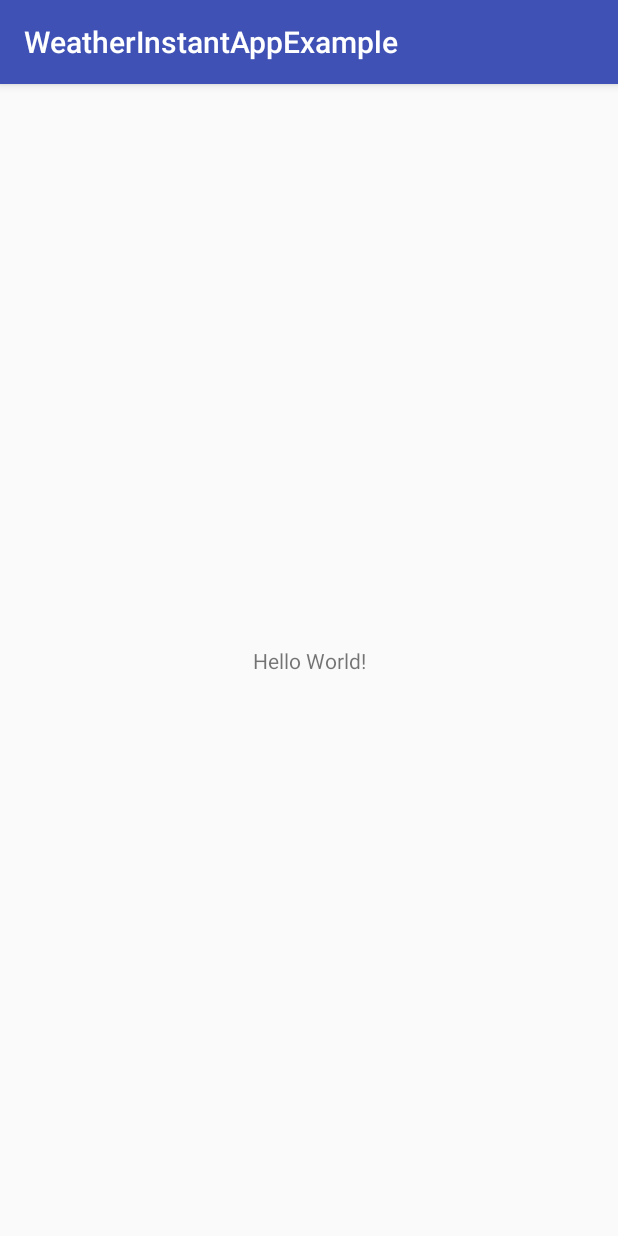
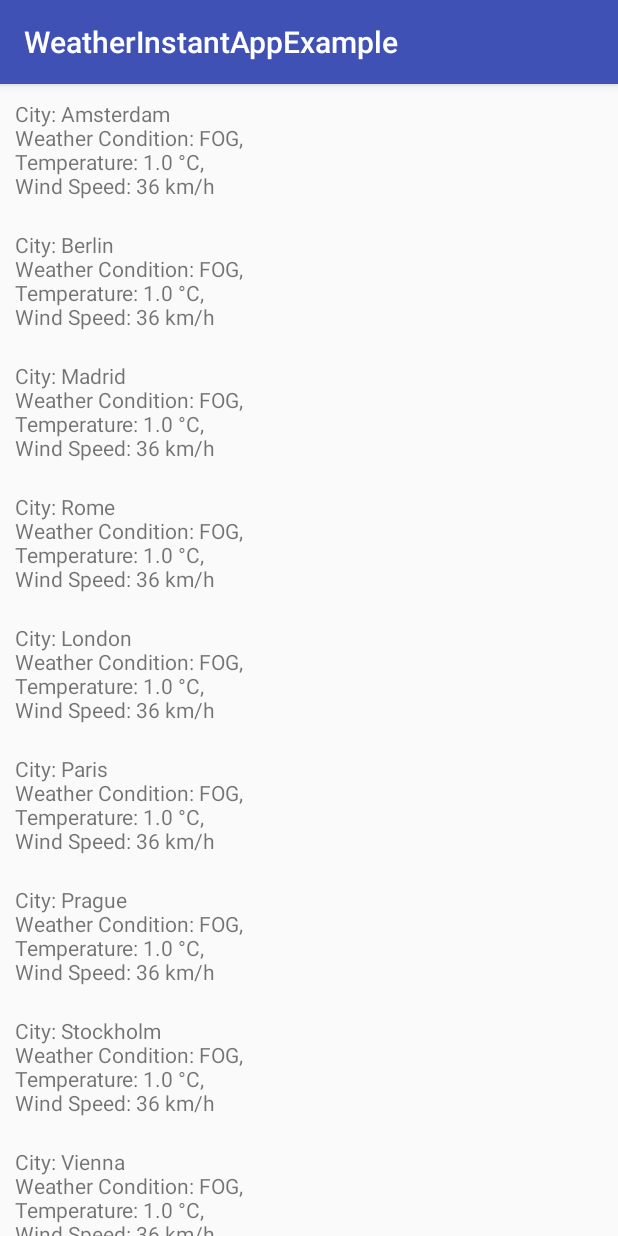
Before and after one commit to defio/Instant-App-Experiments, an Android app: the screen it shows after launch (MainActivity before the commit, CapitalsActivity after it), on a phone screen of 412 x 824 dp. Run offline under Robolectric (Android 15) with nearby library versions, the phone set to English and light mode, and no system bars; our stand-ins replace RxJava.

Commit message:
capitals feature

```diff
--- a/app/src/main/AndroidManifest.xml
+++ b/app/src/main/AndroidManifest.xml
@@ -9,7 +9,7 @@
         android:roundIcon="@mipmap/ic_launcher_round"
         android:supportsRtl="true"
         android:theme="@style/AppTheme">
-        <activity android:name=".MainActivity">
+        <activity android:name=".capitals.view.CapitalsActivity">
             <intent-filter>
                 <action android:name="android.intent.action.MAIN" />
 
--- a/app/src/main/java/com/ndefiorenze/weatherinstantappexample/MainActivity.kt
+++ /dev/null
@@ -1,12 +0,0 @@
-package com.ndefiorenze.weatherinstantappexample
-
-import android.support.v7.app.AppCompatActivity
-import android.os.Bundle
-
-class MainActivity : AppCompatActivity() {
-
-    override fun onCreate(savedInstanceState: Bundle?) {
-        super.onCreate(savedInstanceState)
-        setContentView(R.layout.activity_main)
-    }
-}
--- /dev/null
+++ b/app/src/main/java/com/ndefiorenze/weatherinstantappexample/capitals/RxJavaUtils.kt
@@ -0,0 +1,6 @@
+package com.ndefiorenze.weatherinstantappexample.capitals
+
+import io.reactivex.disposables.CompositeDisposable
+import io.reactivex.disposables.Disposable
+
+fun Disposable.addTo(compositeDisposable: CompositeDisposable) = compositeDisposable.add(this)
--- /dev/null
+++ b/app/src/main/java/com/ndefiorenze/weatherinstantappexample/capitals/data/CityWeather.kt
@@ -0,0 +1,12 @@
+package com.ndefiorenze.weatherinstantappexample.capitals.data
+
+sealed class CityWeather {
+
+    data class Known(
+            val city: String,
+            val weatherCondition: WeatherCondition,
+            val temperature: Float,
+            val windSpeed: Float) : CityWeather()
+
+    data class Unknown(val city: String) : CityWeather()
+}
--- /dev/null
+++ b/app/src/main/java/com/ndefiorenze/weatherinstantappexample/capitals/data/WeatherCondition.kt
@@ -0,0 +1,5 @@
+package com.ndefiorenze.weatherinstantappexample.capitals.data
+
+enum class WeatherCondition {
+    CLEAR, MAINLY_CLEAR, PARTLY_CLOUDY, MAINLY_CLOUDY, FOG, VARIABLY
+}
--- /dev/null
+++ b/app/src/main/java/com/ndefiorenze/weatherinstantappexample/capitals/data/repository/CapitalsRepository.kt
@@ -0,0 +1,7 @@
+package com.ndefiorenze.weatherinstantappexample.capitals.data.repository
+
+interface CapitalsRepository {
+
+    fun getCapitals(): List<String>
+
+}
--- /dev/null
+++ b/app/src/main/java/com/ndefiorenze/weatherinstantappexample/capitals/data/repository/CapitalsRepositoryImpl.kt
@@ -0,0 +1,9 @@
+package com.ndefiorenze.weatherinstantappexample.capitals.data.repository
+
+class CapitalsRepositoryImpl : CapitalsRepository {
+
+    override fun getCapitals(): List<String> {
+        return listOf("Amsterdam", "Berlin", "Madrid", "Rome", "London", "Paris", "Prague", "Stockholm", "Vienna")
+    }
+
+}
--- /dev/null
+++ b/app/src/main/java/com/ndefiorenze/weatherinstantappexample/capitals/data/repository/WeatherRepository.kt
@@ -0,0 +1,9 @@
+package com.ndefiorenze.weatherinstantappexample.capitals.data.repository
+
+import com.ndefiorenze.weatherinstantappexample.capitals.data.CityWeather
+import io.reactivex.Single
+
+interface WeatherRepository {
+
+    fun getWheaterForCity(city: String): Single<CityWeather>
+}
--- /dev/null
+++ b/app/src/main/java/com/ndefiorenze/weatherinstantappexample/capitals/data/repository/WheaterRepositoryImpl.kt
@@ -0,0 +1,37 @@
+package com.ndefiorenze.weatherinstantappexample.capitals.data.repository
+
+import com.ndefiorenze.weatherinstantappexample.capitals.data.CityWeather
+import com.ndefiorenze.weatherinstantappexample.capitals.data.WeatherCondition
+import io.reactivex.Single
+import java.util.Random
+
+class WheaterRepositoryImpl : WeatherRepository {
+
+    override fun getWheaterForCity(city: String): Single<CityWeather> {
+        if (isWeatherKnownForCity(city)) {
+            return fetchWeatherForCity(city)
+        }
+        return getUnknownWeatherForCity(city)
+    }
+
+    private fun getUnknownWeatherForCity(city: String): Single<CityWeather> = Single.just(CityWeather.Unknown(city))
+
+    private fun fetchWeatherForCity(city: String): Single<CityWeather> {
+        return Single.just(CityWeather.Known(city = city,
+                weatherCondition = WeatherCondition.values().getRandomItem(),
+                temperature = (-15 until 30).random().toFloat(),
+                windSpeed = (0 until 40).random().toFloat()))
+    }
+
+    private fun isWeatherKnownForCity(city: String): Boolean {
+        return Math.random() < 0.9f
+    }
+
+    private fun <T> Array<T>.getRandomItem(): T {
+        return this[(0 until size).random()]
+    }
+
+    private fun ClosedRange<Int>.random() =
+            Random().nextInt((endInclusive + 1) - start) + start
+
+}
--- /dev/null
+++ b/app/src/main/java/com/ndefiorenze/weatherinstantappexample/capitals/view/CapitalsActivity.kt
@@ -0,0 +1,22 @@
+package com.ndefiorenze.weatherinstantappexample.capitals.view
+
+import android.arch.lifecycle.ViewModelProviders
+import android.os.Bundle
+import android.support.v7.app.AppCompatActivity
+import android.util.Log
+import com.ndefiorenze.weatherinstantappexample.R
+import com.ndefiorenze.weatherinstantappexample.capitals.viewmodel.CapitalsViewModel
+import com.ndefiorenze.weatherinstantappexample.capitals.viewmodel.CapitalsViewModelFactory
+import io.reactivex.android.schedulers.AndroidSchedulers
+import io.reactivex.schedulers.Schedulers
+
+class CapitalsActivity : AppCompatActivity() {
+
+    override fun onCreate(savedInstanceState: Bundle?) {
+        super.onCreate(savedInstanceState)
+        setContentView(R.layout.activity_main)
+
+
+
+    }
+}
--- /dev/null
+++ b/app/src/main/java/com/ndefiorenze/weatherinstantappexample/capitals/view/CapitalsFragment.kt
@@ -0,0 +1,59 @@
+package com.ndefiorenze.weatherinstantappexample.capitals.view
+
+import android.arch.lifecycle.ViewModelProviders
+import android.os.Bundle
+import android.support.v4.app.Fragment
+import android.support.v7.widget.LinearLayoutManager
+import android.support.v7.widget.RecyclerView
+import android.view.LayoutInflater
+import android.view.View
+import android.view.ViewGroup
+import com.ndefiorenze.weatherinstantappexample.R
+import com.ndefiorenze.weatherinstantappexample.capitals.addTo
+import com.ndefiorenze.weatherinstantappexample.capitals.viewmodel.CapitalsViewModel
+import com.ndefiorenze.weatherinstantappexample.capitals.viewmodel.CapitalsViewModelFactory
+import io.reactivex.android.schedulers.AndroidSchedulers
+import io.reactivex.disposables.CompositeDisposable
+import io.reactivex.schedulers.Schedulers
+
+
+class CapitalsFragment : Fragment() {
+
+    private val compositeDisposable = CompositeDisposable()
+
+    private lateinit var recyclerView: RecyclerView
+
+    override fun onCreateView(inflater: LayoutInflater, container: ViewGroup?,
+                              savedInstanceState: Bundle?): View {
+        val view = inflater.inflate(R.layout.capitals_fragment, container, false)
+
+        recyclerView = view.findViewById(R.id.capitals_recycler_view)
+        recyclerView.apply {
+            setHasFixedSize(true)
+            layoutManager = LinearLayoutManager(this@CapitalsFragment.context)
+            adapter = CitiesAdapter()
+        }
+        return view
+    }
+
+
+    override fun onStart() {
+        super.onStart()
+        val viewModel = ViewModelProviders.of(this, CapitalsViewModelFactory()).get(CapitalsViewModel::class.java)
+
+        viewModel.getCapitalsWeatherObservable().subscribeOn(Schedulers.io())
+                .observeOn(AndroidSchedulers.mainThread())
+                .subscribe { citiesWeather ->
+                    (recyclerView.adapter as CitiesAdapter).apply {
+                        dataSet = citiesWeather
+                        notifyDataSetChanged()
+                    }
+                }.addTo(compositeDisposable)
+    }
+
+    override fun onStop() {
+        super.onStop()
+        compositeDisposable.clear()
+    }
+
+}
--- /dev/null
+++ b/app/src/main/java/com/ndefiorenze/weatherinstantappexample/capitals/view/CitiesAdapter.kt
@@ -0,0 +1,45 @@
+package com.ndefiorenze.weatherinstantappexample.capitals.view
+
+import android.support.v7.widget.RecyclerView
+import android.view.LayoutInflater
+import android.view.ViewGroup
+import android.widget.TextView
+import com.ndefiorenze.weatherinstantappexample.R
+import com.ndefiorenze.weatherinstantappexample.capitals.data.CityWeather
+
+class CitiesAdapter(var dataSet: List<CityWeather> = emptyList()) : RecyclerView.Adapter<CityWeatherCellViewHolder>() {
+
+    override fun onCreateViewHolder(parent: ViewGroup, viewType: Int): CityWeatherCellViewHolder {
+        val textView = LayoutInflater.from(parent.context)
+                .inflate(R.layout.my_text_view, parent, false) as TextView
+
+        return CityWeatherCellViewHolder(textView)
+    }
+
+    override fun getItemCount(): Int {
+        return dataSet.size
+    }
+
+    override fun onBindViewHolder(holder: CityWeatherCellViewHolder, position: Int) {
+        holder.textView.text = dataSet[position].toDescribableContent()
+    }
+
+}
+
+private fun CityWeather.toDescribableContent(): String {
+    return when (this) {
+        is CityWeather.Known -> this.toDescribableContent()
+        is CityWeather.Unknown -> "Unknown weather"
+    }
+
+}
+
+private fun CityWeather.Known.toDescribableContent(): String {
+    return """
+       City: $city
+       Weather Condition: $weatherCondition,
+       Temperature: $temperature °C,
+       Wind Speed: ${windSpeed.toInt()} km/h
+   """.trimIndent()
+
+}
--- /dev/null
+++ b/app/src/main/java/com/ndefiorenze/weatherinstantappexample/capitals/view/CityWeatherCellViewHolder.kt
@@ -0,0 +1,6 @@
+package com.ndefiorenze.weatherinstantappexample.capitals.view
+
+import android.support.v7.widget.RecyclerView
+import android.widget.TextView
+
+class CityWeatherCellViewHolder(val textView: TextView) : RecyclerView.ViewHolder(textView)
--- /dev/null
+++ b/app/src/main/java/com/ndefiorenze/weatherinstantappexample/capitals/viewmodel/CapitalsViewModel.kt
@@ -0,0 +1,35 @@
+package com.ndefiorenze.weatherinstantappexample.capitals.viewmodel
+
+import android.arch.lifecycle.ViewModel
+import com.ndefiorenze.weatherinstantappexample.capitals.data.repository.CapitalsRepository
+import com.ndefiorenze.weatherinstantappexample.capitals.data.CityWeather
+import com.ndefiorenze.weatherinstantappexample.capitals.data.repository.WeatherRepository
+import io.reactivex.Observable
+import io.reactivex.Single
+import io.reactivex.schedulers.Schedulers
+import io.reactivex.subjects.BehaviorSubject
+
+class CapitalsViewModel(private val weatherRepository: WeatherRepository,
+                        private val capitalsRepository: CapitalsRepository) : ViewModel() {
+
+    private val capitalsWeather = BehaviorSubject.create<List<CityWeather>>()
+
+    init {
+        fetchCapitalsWeather()
+                .observeOn(Schedulers.io())
+                .subscribeOn(Schedulers.io())
+                .subscribe({ capitalsWeather.onNext(it) }, { capitalsWeather.onError(it) })
+    }
+
+    fun getCapitalsWeatherObservable(): Observable<List<CityWeather>> = capitalsWeather
+
+    private fun fetchCapitalsWeather(): Single<List<CityWeather>> {
+        return Observable.fromIterable(capitalsRepository.getCapitals())
+                .flatMapSingle { getWeatherForCity(it) }
+                .toList()
+    }
+
+    private fun getWeatherForCity(city: String) = weatherRepository.getWheaterForCity(city)
+            .onErrorReturn { CityWeather.Unknown(city) }
+
+}
--- /dev/null
+++ b/app/src/main/java/com/ndefiorenze/weatherinstantappexample/capitals/viewmodel/CapitalsViewModelFactory.kt
@@ -0,0 +1,24 @@
+package com.ndefiorenze.weatherinstantappexample.capitals.viewmodel
+
+import android.arch.lifecycle.ViewModel
+import android.arch.lifecycle.ViewModelProvider
+import com.ndefiorenze.weatherinstantappexample.capitals.data.repository.CapitalsRepositoryImpl
+import com.ndefiorenze.weatherinstantappexample.capitals.data.repository.WheaterRepositoryImpl
+
+
+internal class CapitalsViewModelFactory : ViewModelProvider.Factory {
+
+    override fun <T : ViewModel> create(modelClass: Class<T>): T {
+        if (modelClass.isAssignableFrom(CapitalsViewModel::class.java)) {
+            return createCapitalsViewModel() as T
+        }
+        throw IllegalArgumentException("Unknown ViewModel class")
+    }
+
+    private fun createCapitalsViewModel(): CapitalsViewModel {
+        return CapitalsViewModel(
+                WheaterRepositoryImpl(),
+                CapitalsRepositoryImpl()
+        )
+    }
+}
--- a/app/src/main/res/layout/activity_main.xml
+++ b/app/src/main/res/layout/activity_main.xml
@@ -1,18 +1,13 @@
 <?xml version="1.0" encoding="utf-8"?>
 <android.support.constraint.ConstraintLayout xmlns:android="http://schemas.android.com/apk/res/android"
-    xmlns:app="http://schemas.android.com/apk/res-auto"
     xmlns:tools="http://schemas.android.com/tools"
     android:layout_width="match_parent"
     android:layout_height="match_parent"
-    tools:context=".MainActivity">
+    tools:context=".capitals.view.CapitalsActivity">
 
-    <TextView
-        android:layout_width="wrap_content"
-        android:layout_height="wrap_content"
-        android:text="Hello World!"
-        app:layout_constraintBottom_toBottomOf="parent"
-        app:layout_constraintLeft_toLeftOf="parent"
-        app:layout_constraintRight_toRightOf="parent"
-        app:layout_constraintTop_toTopOf="parent" />
+    <fragment android:name="com.ndefiorenze.weatherinstantappexample.capitals.view.CapitalsFragment"
+        android:id="@+id/CapitalsFragment"
+        android:layout_width="match_parent"
+        android:layout_height="match_parent" />
 
 </android.support.constraint.ConstraintLayout>
--- /dev/null
+++ b/app/src/main/res/layout/capitals_fragment.xml
@@ -0,0 +1,11 @@
+<?xml version="1.0" encoding="utf-8"?>
+<LinearLayout xmlns:android="http://schemas.android.com/apk/res/android"
+    android:layout_width="match_parent"
+    android:layout_height="match_parent">
+
+    <android.support.v7.widget.RecyclerView
+        android:id="@+id/capitals_recycler_view"
+        android:layout_width="match_parent"
+        android:layout_height="match_parent"
+        android:scrollbars="vertical" />
+</LinearLayout>
--- /dev/null
+++ b/app/src/main/res/layout/my_text_view.xml
@@ -0,0 +1,7 @@
+<?xml version="1.0" encoding="utf-8"?>
+<TextView xmlns:android="http://schemas.android.com/apk/res/android"
+    android:layout_width="match_parent"
+    android:layout_height="wrap_content"
+    android:padding="10dp">
+
+</TextView>
```
Also changed, not shown: app/build.gradle (+14 -6 lines).
